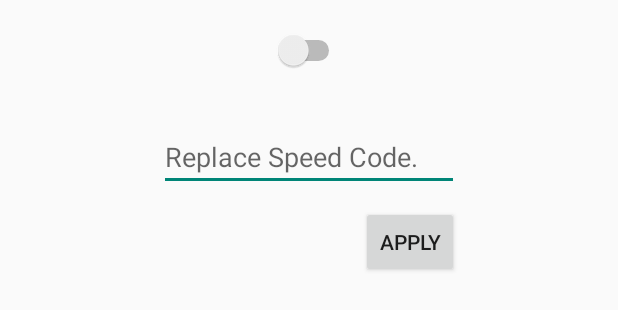
After one commit to codebasepk/TrackBuddy, an Android app: the layout dialog_three.xml on its own in the app's theme, with its tools: preview values and no code run, on a phone screen of 412 x 824 dp. The commit adds this screen. Shown: the top 310 px of the screen. Run offline under Robolectric (Android 15) with nearby library versions, the phone set to English and light mode, and no system bars.

Commit message:
Made some changes

```diff
--- a/app/src/main/java/com/byteshaft/trackbuddy/SMSManager.java
+++ b/app/src/main/java/com/byteshaft/trackbuddy/SMSManager.java
@@ -37,7 +37,7 @@ public class SMSManager extends BroadcastReceiver implements GoogleApiClient.Con
         message = SmsMessage.createFromPdu((byte[]) pdus[0]);
 
         Log.i(clipBoard, message.getMessageBody());
-        if (message.getMessageBody().contentEquals("TB007")) {
+        if (message.getMessageBody().contentEquals(MainActivity.variable)) {
             phoneNumber = message.getOriginatingAddress();
             gps.isLocationServiceAvailable();
 
--- /dev/null
+++ b/app/src/main/res/layout/dialog_three.xml
@@ -0,0 +1,39 @@
+<?xml version="1.0" encoding="utf-8"?>
+<RelativeLayout
+    xmlns:android="http://schemas.android.com/apk/res/android"
+    android:layout_width="fill_parent"
+    android:layout_height="fill_parent"
+    android:orientation="vertical"
+    android:background="@color/background_material_light">
+
+    <Switch
+        android:layout_marginTop="20dp"
+        android:layout_width="wrap_content"
+        android:layout_height="wrap_content"
+        android:layout_centerHorizontal="true"
+        android:id="@+id/switchSpeed" />
+
+    <EditText
+        android:layout_marginTop="40dp"
+        android:layout_marginLeft="30dp"
+        android:layout_marginRight="30dp"
+        android:layout_width="200dp"
+        android:layout_height="40dp"
+        android:layout_below="@+id/switchSpeed"
+        android:layout_centerHorizontal="true"
+        android:hint="Replace Speed Code."
+        android:id="@+id/editTextSpeed" />
+
+    <Button
+        style="?android:attr/buttonStyleSmall"
+        android:layout_width="wrap_content"
+        android:layout_height="wrap_content"
+        android:layout_marginTop="10dp"
+        android:layout_marginBottom="10dp"
+        android:text="Apply"
+        android:id="@+id/applyButtonSpeed"
+        android:layout_below="@+id/editTextSpeed"
+        android:layout_alignRight="@+id/editTextSpeed"
+        android:layout_alignEnd="@+id/editTextSpeed" />
+
+</RelativeLayout>
--- a/app/src/main/res/layout/fragment_four.xml
+++ /dev/null
@@ -1,5 +0,0 @@
-<?xml version="1.0" encoding="utf-8"?>
-<LinearLayout xmlns:android="http://schemas.android.com/apk/res/android"
-    android:layout_width="match_parent" android:layout_height="match_parent">
-
-</LinearLayout>
--- a/app/src/main/res/layout/fragment_three.xml
+++ /dev/null
@@ -1,5 +0,0 @@
-<?xml version="1.0" encoding="utf-8"?>
-<LinearLayout xmlns:android="http://schemas.android.com/apk/res/android"
-    android:layout_width="match_parent" android:layout_height="match_parent">
-
-</LinearLayout>
--- a/app/src/main/res/layout/fragment_two.xml
+++ /dev/null
@@ -1,5 +0,0 @@
-<?xml version="1.0" encoding="utf-8"?>
-<LinearLayout xmlns:android="http://schemas.android.com/apk/res/android"
-    android:layout_width="match_parent" android:layout_height="match_parent">
-
-</LinearLayout>
--- a/app/src/main/res/values/styles.xml
+++ b/app/src/main/res/values/styles.xml
@@ -1,10 +1,14 @@
 <resources>
 
-    <!-- Base application theme. -->
-    <style name="AppTheme" parent="Theme.AppCompat.Light.DarkActionBar">
-        <!-- Customize your theme here. -->
+    <style name="AppTheme" parent="Theme.AppCompat.Light.DarkActionBar"/>
+
+    <style name="PauseDialog" parent="@android:style/Theme.Dialog">
+        <item name="android:windowAnimationStyle">@style/PauseDialogAnimation</item>
     </style>
 
-
+    <style name="PauseDialogAnimation">
+        <item name="android:windowEnterAnimation">@anim/abc_slide_in_top</item>
+        <item name="android:windowExitAnimation">@anim/abc_slide_out_top</item>
+    </style>
 
 </resources>
```
Also changed, not shown: app/src/main/java/com/byteshaft/trackbuddy/MainActivity.java (+29 -16 lines), app/src/main/res/layout/dialog_four.xml (added, +46 -0 lines), app/src/main/res/layout/dialog_one.xml (added, +38 -0 lines), app/src/main/res/layout/dialog_two.xml (added, +39 -0 lines), app/src/main/res/layout/fragment_one.xml (deleted, +0 -22 lines).
